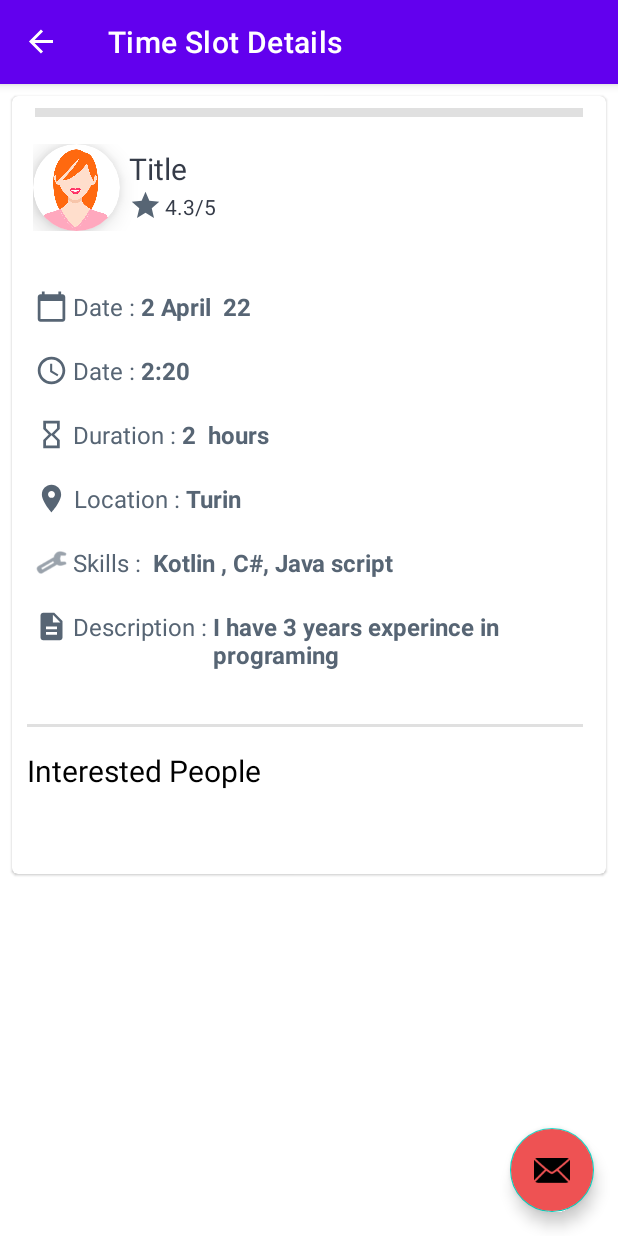
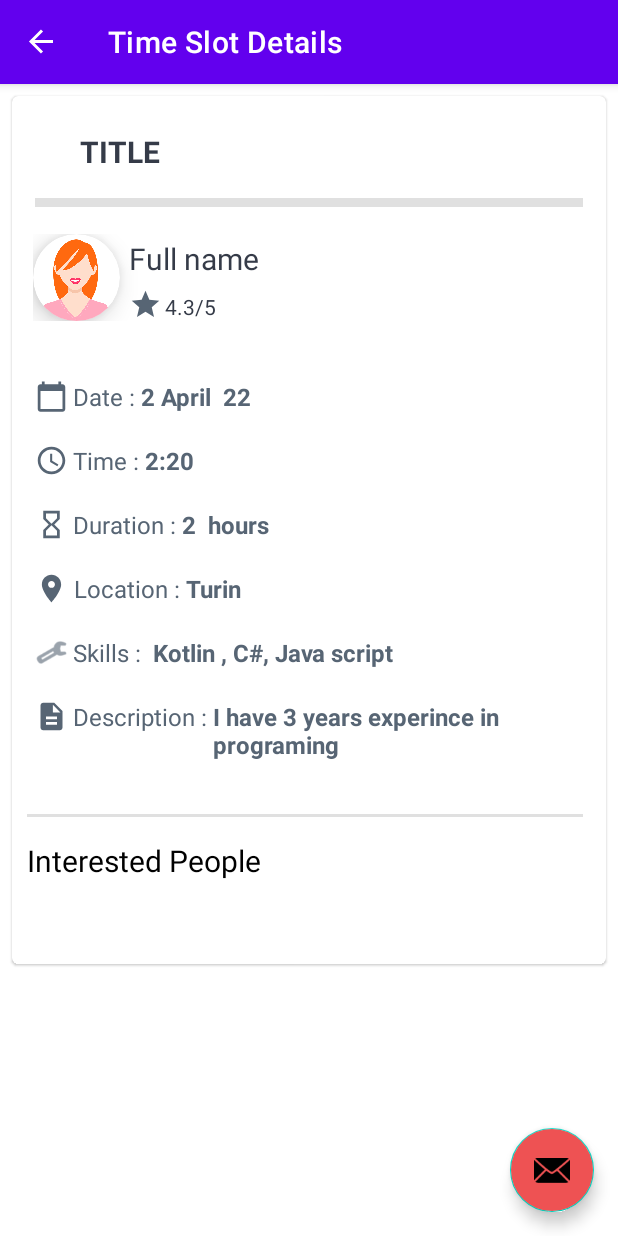
Before and after one commit to mosi14/TimeBankingApplication, an Android app: the TimeSlotDetailsFragment screen opened through its navigation route, on a phone screen of 412 x 824 dp. Run offline under Robolectric (Android 15) with nearby library versions, the phone set to English and light mode, and no system bars; our stand-ins replace Firebase (no records; nobody signed in at launch, a user with empty details on screens opened directly), Picasso, navigation-ui; pictures from the network do not load.

Commit message:
fix details and add booked time slot to menu

```diff
--- a/app/src/main/java/it/polito/mad3/TimeSlotDetailsFragment.kt
+++ b/app/src/main/java/it/polito/mad3/TimeSlotDetailsFragment.kt
@@ -27,6 +27,8 @@ class TimeSlotDetailsFragment : Fragment() {
     private lateinit var userData: ProfileData
     private var editable = false
     private lateinit var fab: FloatingActionButton
+    private var viewImageHeight = 0
+    private var viewImageWidth = 0
     private var TAG = "MyActivity"
     private lateinit var currentActivity: FragmentActivity
     private lateinit var selectedSkillsViewModel: SelectedSkillsViewModel
@@ -56,14 +58,22 @@ class TimeSlotDetailsFragment : Fragment() {
         val recyclerViewInterestedPeople = view.findViewById<RecyclerView>(R.id.rv_PeopleList)
         recyclerViewInterestedPeople.layoutManager = LinearLayoutManager(context)
 
-        val title = view.findViewById<TextView>(R.id.textView_title)
+        val title = view.findViewById<TextView>(R.id.textView_Title)
+//        val fullName = view.findViewById<TextView>(R.id.textView_FullName)
         val date = view.findViewById<TextView>(R.id.textView_Date)
         val time = view.findViewById<TextView>(R.id.textView_Time)
         val location = view.findViewById<TextView>(R.id.textView_Location)
         val duration = view.findViewById<TextView>(R.id.textView_Duration)
         val skills = view.findViewById<TextView>(R.id.textView_Skills)
         val description = view.findViewById<TextView>(R.id.textView_Description)
-        val rate = view.findViewById<TextView>(R.id.textView_Rate)
+
+
+        val teacherImage = view.findViewById<ImageView>(R.id.navbar_profileImageView)
+        val teacherName = view.findViewById<TextView>(R.id.textView_FullName)
+        val teacherRate = view.findViewById<TextView>(R.id.textView_Rate)
+
+
+
         fab = view.findViewById(R.id.fab)
 
         fab.setOnClickListener {
@@ -82,6 +92,7 @@ class TimeSlotDetailsFragment : Fragment() {
                 editable = timeSlotItem.isEnabled
                 /////////////////////////////////////////////////////////////////////////////////////////////////
                 if (this::model.isInitialized) {
+                    title.text = model.title
                     date.text = model.date
                     time.text = model.time
                     location.text = model.location
@@ -173,14 +184,31 @@ class TimeSlotDetailsFragment : Fragment() {
                 selectedSkillsViewModel.getTeacherProfile()
                     .observe(currentActivity) { teacherProfile ->
                         if (teacherProfile != null) {
-                            title.text = teacherProfile.fullName
+                            teacherName.text = teacherProfile.fullName
                             selectedSkillsViewModel.getTeacherStarsAsTeacher()
                                 .observe(currentActivity) { teacherStars ->
-                                    title.text = teacherStars.toString()
+                                    teacherRate.text = teacherStars.toString()
                                 }
 
-                            title.text = teacherProfile.fullName
+                            teacherName.text = teacherProfile.fullName
 
+
+                            val vto = teacherImage.viewTreeObserver
+                            vto.addOnPreDrawListener(object : ViewTreeObserver.OnPreDrawListener {
+                                override fun onPreDraw(): Boolean {
+                                    teacherImage.viewTreeObserver.removeOnPreDrawListener(this)
+                                    viewImageHeight = teacherImage.measuredHeight
+                                    viewImageWidth = teacherImage.measuredWidth
+                                    if (teacherProfile.imageUrl.isNotEmpty())
+                                        setImage(
+                                            teacherImage,
+                                            teacherProfile.imageUrl,
+                                            viewImageWidth,
+                                            viewImageHeight
+                                        )
+                                    return true
+                                }
+                            })
                         }
                     }
                 ////////////////////////////////////////////////////////////////////////////////////////////////
@@ -193,7 +221,7 @@ class TimeSlotDetailsFragment : Fragment() {
     override fun onCreateOptionsMenu(menu: Menu, inflater: MenuInflater) {
         var userProfile: UserProfileViewModel =
             ViewModelProvider(this.requireActivity()).get(UserProfileViewModel::class.java)
-        userProfile.getUserProfile().observe(this.requireActivity(), {
+        userProfile.getUserProfile().observe(this.requireActivity()) {
             if (it != null && it.isEditable) {
                 menu.clear()
             }
@@ -201,7 +229,7 @@ class TimeSlotDetailsFragment : Fragment() {
                 inflater.inflate(R.menu.edit_time_slot_menu, menu)
                 super.onCreateOptionsMenu(menu, inflater)
             }
-        })
+        }
     }
     /* on edit profile selected */
     override fun onOptionsItemSelected(item: MenuItem): Boolean {
--- /dev/null
+++ b/app/src/main/res/drawable/ic_baseline_shopping_cart_24.xml
@@ -0,0 +1,10 @@
+<vector xmlns:android="http://schemas.android.com/apk/res/android"
+    android:width="24dp"
+    android:height="24dp"
+    android:viewportWidth="24"
+    android:viewportHeight="24"
+    android:tint="?attr/colorControlNormal">
+  <path
+      android:fillColor="@android:color/white"
+      android:pathData="M7,18c-1.1,0 -1.99,0.9 -1.99,2S5.9,22 7,22s2,-0.9 2,-2 -0.9,-2 -2,-2zM1,2v2h2l3.6,7.59 -1.35,2.45c-0.16,0.28 -0.25,0.61 -0.25,0.96 0,1.1 0.9,2 2,2h12v-2L7.42,15c-0.14,0 -0.25,-0.11 -0.25,-0.25l0.03,-0.12 0.9,-1.63h7.45c0.75,0 1.41,-0.41 1.75,-1.03l3.58,-6.49c0.08,-0.14 0.12,-0.31 0.12,-0.48 0,-0.55 -0.45,-1 -1,-1L5.21,4l-0.94,-2L1,2zM17,18c-1.1,0 -1.99,0.9 -1.99,2s0.89,2 1.99,2 2,-0.9 2,-2 -0.9,-2 -2,-2z"/>
+</vector>
--- a/app/src/main/res/layout/fragment_time_slot_details.xml
+++ b/app/src/main/res/layout/fragment_time_slot_details.xml
@@ -29,6 +29,31 @@
                 android:layout_marginBottom="30dp">
 
 
+                <androidx.constraintlayout.widget.ConstraintLayout
+                    android:layout_width="match_parent"
+                    android:layout_height="60dp"
+                    android:layout_marginStart="5dp"
+                    android:paddingTop="14dp">
+
+
+                    <TextView
+                        android:id="@+id/textView_Title"
+                        android:layout_width="wrap_content"
+                        android:layout_height="wrap_content"
+                        android:layout_marginStart="40dp"
+                        android:text="Title"
+                        android:textAllCaps="true"
+                        android:textColor="@color/ourPrimary"
+                        android:textSize="20sp"
+                        android:textStyle="bold"
+                        app:layout_constraintBottom_toBottomOf="parent"
+                        app:layout_constraintStart_toStartOf="parent"
+                        app:layout_constraintTop_toTopOf="parent" />
+
+
+                </androidx.constraintlayout.widget.ConstraintLayout>
+                <!-- Information -->
+
 
                 <View
                     android:id="@+id/tile_divider6"
@@ -56,11 +81,11 @@
                         <!--               -->
 
                         <TextView
-                            android:id="@+id/textView_title"
+                            android:id="@+id/textView_FullName"
                             android:layout_width="wrap_content"
                             android:layout_height="wrap_content"
                             android:layout_marginStart="6dp"
-                            android:text="Title"
+                            android:text="Full name"
                             android:textColor="@color/ourPrimary"
                             android:textSize="20sp"
                             app:layout_constraintBottom_toBottomOf="parent"
@@ -173,7 +198,7 @@
                             android:textSize="16sp" />
 
                         <TextView
-                            android:id="@+id/textDate"
+                            android:id="@+id/textView_Date"
                             android:layout_width="wrap_content"
                             android:layout_height="wrap_content"
                             android:text="2 April  22"
@@ -204,12 +229,12 @@
                             android:id="@+id/textView_timeTitle"
                             android:layout_width="wrap_content"
                             android:layout_height="wrap_content"
-                            android:text="Date : "
+                            android:text="Time : "
                             android:textColor="#576574"
                             android:textSize="16sp" />
 
                         <TextView
-                            android:id="@+id/textTime"
+                            android:id="@+id/textView_Time"
                             android:layout_width="wrap_content"
                             android:layout_height="wrap_content"
                             android:text="2:20"
@@ -245,7 +270,7 @@
                             android:textSize="16sp" />
 
                         <TextView
-                            android:id="@+id/textView_duration"
+                            android:id="@+id/textView_Duration"
                             android:layout_width="wrap_content"
                             android:layout_height="wrap_content"
                             android:text="2 "
@@ -282,7 +307,7 @@
                             app:tint="#576574" />
 
                         <TextView
-                            android:id="@+id/textView_stopTitle"
+                            android:id="@+id/textView_locationTitle"
                             android:layout_width="wrap_content"
                             android:layout_height="wrap_content"
                             android:text="Location : "
@@ -290,7 +315,7 @@
                             android:textSize="16sp" />
 
                         <TextView
-                            android:id="@+id/textView_stop"
+                            android:id="@+id/textView_Location"
                             android:layout_width="wrap_content"
                             android:layout_height="wrap_content"
                             android:text="Turin"
@@ -327,7 +352,7 @@
                             android:textSize="16sp" />
 
                         <TextView
-                            android:id="@+id/textSkills"
+                            android:id="@+id/textView_Skills"
                             android:layout_width="wrap_content"
                             android:layout_height="wrap_content"
                             android:text=" Kotlin , C#, Java script"
@@ -365,7 +390,7 @@
                             android:textSize="16sp" />
 
                         <TextView
-                            android:id="@+id/textDescription"
+                            android:id="@+id/textView_Description"
                             android:layout_width="wrap_content"
                             android:layout_height="wrap_content"
                             android:text="I have 3 years experince in programing"
--- a/app/src/main/res/layout/time_slot_item.xml
+++ b/app/src/main/res/layout/time_slot_item.xml
@@ -105,7 +105,7 @@
                     android:layout_marginStart="16dp"
                     android:layout_marginTop="8dp"
                     android:contentDescription="@string/email_image"
-                    android:src="@drawable/ic_baseline_access_time_24"
+                    android:src="@drawable/ic_baseline_hourglass_empty_24"
                     app:layout_constraintStart_toStartOf="parent"
                     app:layout_constraintTop_toBottomOf="@+id/imageView_iconDate" />
 
--- a/app/src/main/res/menu/options_menu.xml
+++ b/app/src/main/res/menu/options_menu.xml
@@ -33,7 +33,11 @@
         android:name="it.polito.mad3.FavoriteSkillsFragment"
         android:icon="@drawable/ic_baseline_star_24"
         android:title="Favorite Skills" />
-
+        <item
+            android:id="@+id/bookedTimeSlotsListFragment"
+            android:name="it.polito.mad3.BookedTimeSlotsListFragment"
+            android:icon="@drawable/ic_baseline_shopping_cart_24"
+            android:title="Booked Time Slots" />
 
     </menu>
     </item>
--- a/app/src/main/res/navigation/navigation.xml
+++ b/app/src/main/res/navigation/navigation.xml
@@ -97,6 +97,9 @@
         <action
             android:id="@+id/action_othersTimeSlotListFragment_to_ratingFragment"
             app:destination="@id/ratingFragment" />
+        <action
+            android:id="@+id/action_othersTimeSlotListFragment_to_bookedTimeSlotsListFragment"
+            app:destination="@id/bookedTimeSlotsListFragment" />
 
     </fragment>
 
```
Also changed, not shown: app/src/main/res/layout/favorite_skills_item.xml (+21 -12 lines).
